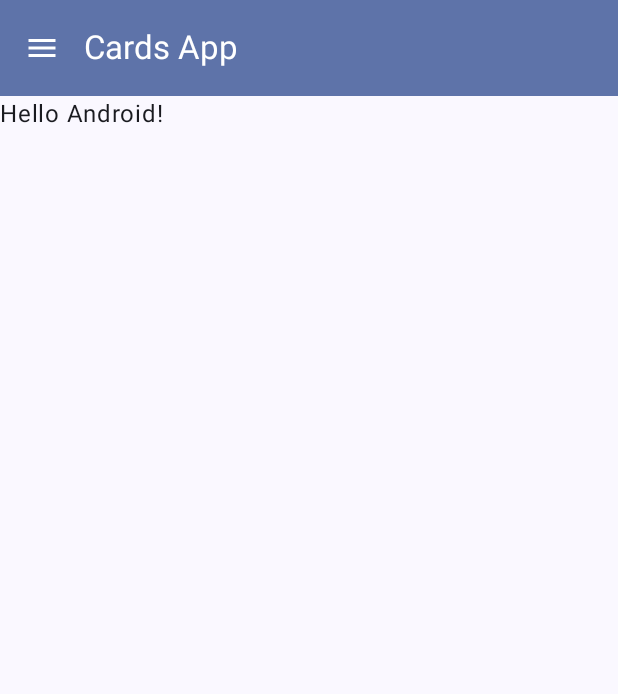
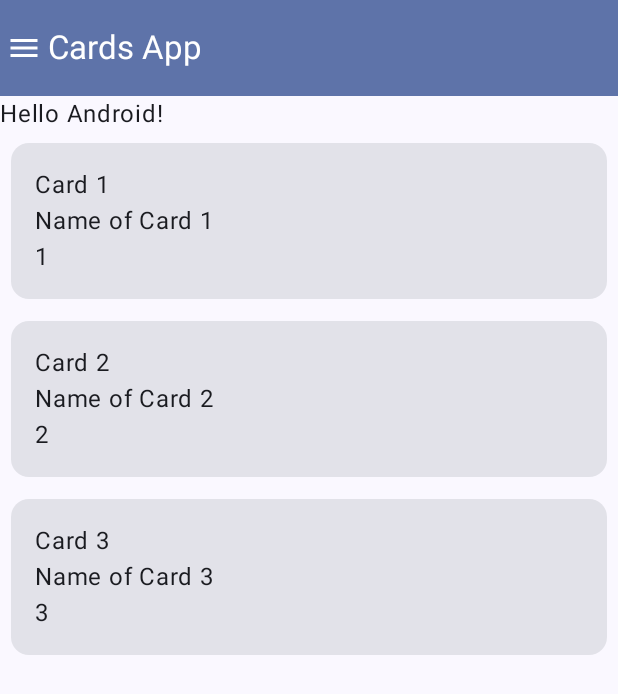
Before and after one commit to Enrico-100/cards-storage, an Android app built with Jetpack Compose: the screen it shows after launch (MainActivity), on a phone screen of 412 x 824 dp. Shown: the top 694 px of the screen. Run offline under Robolectric (Android 15) with nearby library versions, the phone set to English and light mode, and no system bars.

Commit message:
used the card data class to add cards and revised the ui

```diff
--- a/app/src/main/java/com/example/cards_app/MainActivity.kt
+++ b/app/src/main/java/com/example/cards_app/MainActivity.kt
@@ -4,10 +4,14 @@ import android.os.Bundle
 import androidx.activity.ComponentActivity
 import androidx.activity.compose.setContent
 import androidx.activity.enableEdgeToEdge
+import androidx.compose.foundation.layout.Column
 import androidx.compose.foundation.layout.fillMaxSize
 import androidx.compose.foundation.layout.padding
+import androidx.compose.foundation.lazy.LazyColumn
+import androidx.compose.foundation.lazy.items
 import androidx.compose.material.icons.Icons
 import androidx.compose.material.icons.filled.Menu // Example icon
+import androidx.compose.material3.Card
 import androidx.compose.material3.ExperimentalMaterial3Api
 import androidx.compose.material3.Icon
 import androidx.compose.material3.IconButton
@@ -19,6 +23,7 @@ import androidx.compose.material3.TopAppBarDefaults
 import androidx.compose.runtime.Composable
 import androidx.compose.ui.Modifier
 import androidx.compose.ui.tooling.preview.Preview
+import androidx.compose.ui.unit.dp
 import com.example.cards_app.ui.theme.Cards_appTheme
 
 @OptIn(ExperimentalMaterial3Api::class)
@@ -26,6 +31,13 @@ class MainActivity : ComponentActivity() {
     override fun onCreate(savedInstanceState: Bundle?) {
         super.onCreate(savedInstanceState)
         enableEdgeToEdge()
+
+        val cards = mutableListOf<Card>(
+            Card(1, "Card 1", "Name of Card 1"),
+            Card(2, "Card 2", "Name of Card 2"),
+            Card(3, "Card 3", "Name of Card 3"),
+        )
+
         setContent {
             Cards_appTheme {
                 Scaffold(
@@ -34,10 +46,21 @@ class MainActivity : ComponentActivity() {
                         MyTopAppBar(title = "Cards App")
                     }
                 ) { innerPadding ->
+                    Column(
+                        modifier = Modifier
+                            .padding(innerPadding)
+                            .fillMaxSize()
+                    ) {
                         Greeting(
                             name = "Android",
-                        modifier = Modifier.padding(innerPadding)
                         )
+                        LazyColumn {
+                            items(cards){
+                                Cards(it)
+                            }
+                        }
+                    }
+
                 }
             }
         }
@@ -51,12 +74,10 @@ fun MyTopAppBar(title: String, modifier: Modifier = Modifier) {
         title = { Text(text = title) },
         modifier = modifier,
         navigationIcon = {
-            IconButton(onClick = { /* TODO: Handle navigation icon click */ }) {
             Icon(
                 imageVector = Icons.Filled.Menu,
                 contentDescription = "Menu"
             )
-            }
         },
         actions = {
             // Example action item:
@@ -81,6 +102,21 @@ fun Greeting(name: String, modifier: Modifier = Modifier) {
     )
 }
 
+@Composable
+fun Cards(card: Card) {
+    Card(
+        modifier = Modifier.padding(7.dp).fillMaxSize()
+    ) {
+        Column(
+            modifier = Modifier.padding(16.dp)
+        ) {
+            Text(text = card.name)
+            Text(text = card.nameOfCard)
+            Text(text = card.number.toString())
+        }
+    }
+}
+
 @Preview(showBackground = true)
 @Composable
 fun DefaultPreview() {
```
Lines whose indentation alone changed are shown as unchanged.
